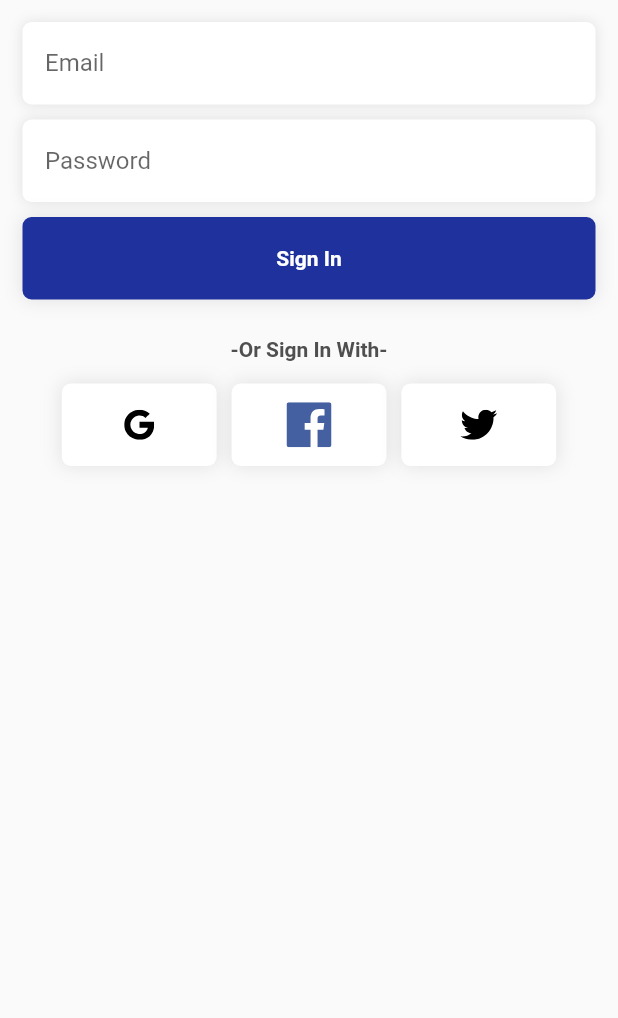
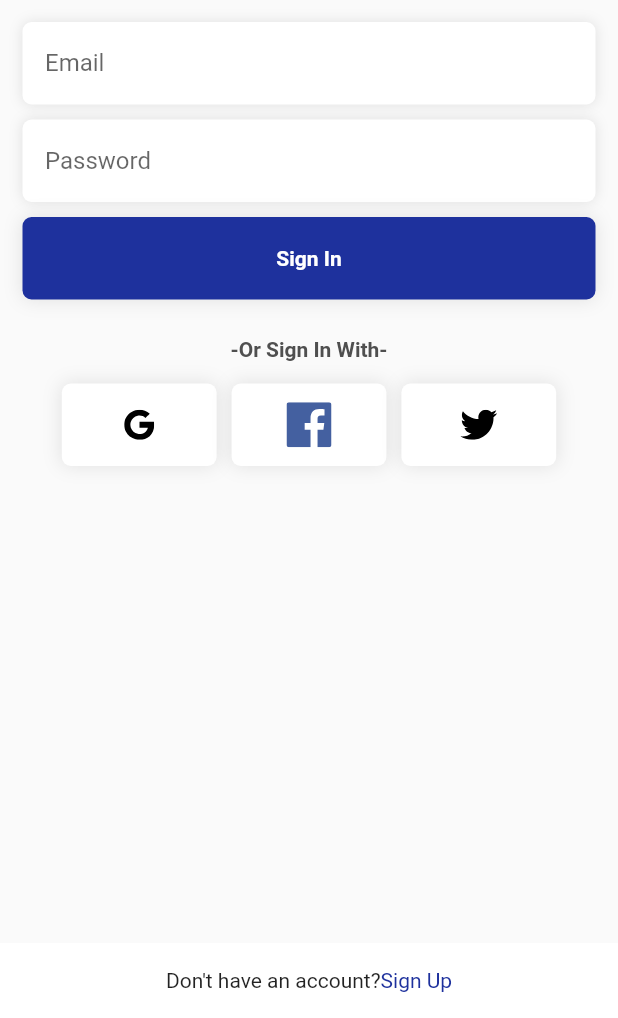
Before and after one commit to AuliaHoirunnisa/Login-DaftarProduk, a Flutter app: the screen it shows after launch, on a phone screen of 412 x 824 dp, the part 218-1236 px from its top. Run offline on Flutter 3.47's test engine with Material 2 defaults, Android fonts, the phone set to English and light mode, and no system bars; our stand-ins replace flutter_svg, get, hexcolor.

Commit message:
login.view.dart

```diff
--- a/lib/view/login.view.dart
+++ b/lib/view/login.view.dart
@@ -66,6 +66,27 @@ class LoginView extends StatelessWidget {
           ),
         ),
       )),
+      bottomNavigationBar: Container(
+        height: 50,
+        color: Colors.white,
+        alignment: Alignment.center,
+        child: Row(
+          mainAxisAlignment: MainAxisAlignment.center,
+          children: [
+            Text(
+              'Don\'t have an account?',
+            ),
+            InkWell(
+              child: Text(
+                'Sign Up',
+                style: TextStyle(
+                  color: GlobalColors.mainColor,
+                ),
+              ),
+            ),
+          ],
+        ),
+      ),
     );
   }
 }
```
